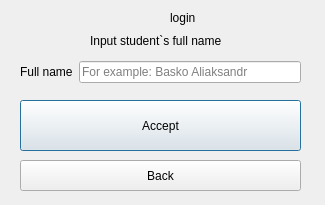
Qt form QTcreator/Diary/add_mark.ui (albaSANDROS/DIPLOMA-PROJECT.-Multi-user-client-server-application-e-journal) before a commit.
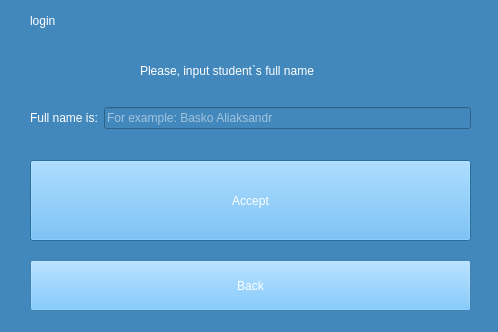
The same form after that commit.

Commit message: Added icon to project. Changed main style of program

Patch:
```diff
--- a/QTcreator/Diary/add_mark.ui
+++ b/QTcreator/Diary/add_mark.ui
@@ -6,22 +6,30 @@
    <rect>
     <x>0</x>
     <y>0</y>
-    <width>325</width>
-    <height>205</height>
+    <width>498</width>
+    <height>332</height>
    </rect>
   </property>
   <property name="windowTitle">
    <string>Dialog</string>
   </property>
+  <property name="styleSheet">
+   <string notr="true">background-color: rgb(67, 136, 189);
+selection-color: rgb(22, 34, 49);</string>
+  </property>
   <widget class="QPushButton" name="next_pushButton">
    <property name="geometry">
     <rect>
-     <x>20</x>
-     <y>100</y>
-     <width>281</width>
-     <height>51</height>
+     <x>30</x>
+     <y>160</y>
+     <width>441</width>
+     <height>81</height>
     </rect>
    </property>
+   <property name="styleSheet">
+    <string notr="true">background-color: rgb(90, 184, 255);
+color: rgb(255, 255, 255);</string>
+   </property>
    <property name="text">
     <string>Accept</string>
    </property>
@@ -29,12 +37,16 @@
   <widget class="QPushButton" name="back_pushButton">
    <property name="geometry">
     <rect>
-     <x>20</x>
-     <y>160</y>
-     <width>281</width>
-     <height>31</height>
+     <x>30</x>
+     <y>260</y>
+     <width>441</width>
+     <height>51</height>
     </rect>
    </property>
+   <property name="styleSheet">
+    <string notr="true">background-color: rgb(90, 184, 255);
+color: rgb(255, 255, 255);</string>
+   </property>
    <property name="text">
     <string>Back</string>
    </property>
@@ -42,25 +54,31 @@
   <widget class="QLabel" name="label_inp_name">
    <property name="geometry">
     <rect>
-     <x>90</x>
-     <y>30</y>
-     <width>141</width>
+     <x>140</x>
+     <y>60</y>
+     <width>231</width>
      <height>21</height>
     </rect>
    </property>
+   <property name="styleSheet">
+    <string notr="true">color: rgb(255, 255, 255);</string>
+   </property>
    <property name="text">
-    <string>Input student`s full name</string>
+    <string>Please, input student`s full name</string>
    </property>
   </widget>
   <widget class="QLabel" name="label">
    <property name="geometry">
     <rect>
-     <x>170</x>
+     <x>30</x>
      <y>10</y>
-     <width>141</width>
-     <height>16</height>
+     <width>431</width>
+     <height>21</height>
     </rect>
    </property>
+   <property name="styleSheet">
+    <string notr="true">color: rgb(255, 255, 255);</string>
+   </property>
    <property name="text">
     <string>login</string>
    </property>
@@ -68,22 +86,35 @@
   <widget class="QWidget" name="layoutWidget">
    <property name="geometry">
     <rect>
-     <x>20</x>
-     <y>60</y>
-     <width>281</width>
-     <height>24</height>
+     <x>30</x>
+     <y>100</y>
+     <width>441</width>
+     <height>36</height>
     </rect>
    </property>
    <layout class="QHBoxLayout" name="horizontalLayout">
     <item>
      <widget class="QLabel" name="label_fullName">
+      <property name="styleSheet">
+       <string notr="true">color: rgb(255, 255, 255);</string>
+      </property>
       <property name="text">
-       <string>Full name</string>
+       <string>Full name is:</string>
       </property>
      </widget>
     </item>
     <item>
      <widget class="QLineEdit" name="student_fullname">
+      <property name="styleSheet">
+       <string notr="true">border-color: rgb(90, 184, 255);
+color: rgb(255, 255, 255);
+gridline-color: rgb(90, 184, 255);
+selection-background-color: rgb(90, 184, 255);
+alternate-background-color: rgb(90, 184, 255);</string>
+      </property>
+      <property name="frame">
+       <bool>true</bool>
+      </property>
       <property name="placeholderText">
        <string>For example: Basko Aliaksandr</string>
       </property>
```
The commit also changes 59 other files.
